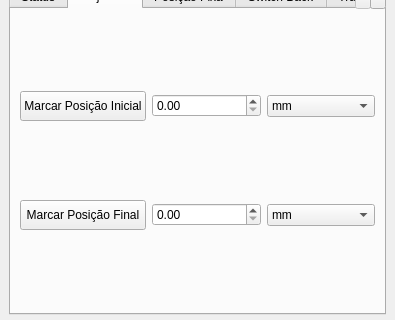
First picture: the form in Source/ui/mainwindow.ui, repository rafaelppires/weldway, before the edit; both pictures show x 0 to 395 and y 91 to 411 of the 395 by 511 pixel window.
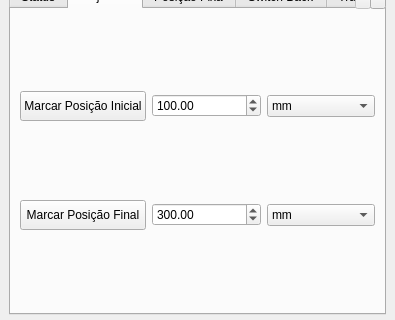
Second picture: the form after the edit. The open tabs and pages were chosen to show the change.

```diff
--- a/Source/ui/mainwindow.ui
+++ b/Source/ui/mainwindow.ui
@@ -143,7 +143,14 @@
           <item>
            <layout class="QGridLayout" name="gridLayout">
             <item row="1" column="1">
-             <widget class="QDoubleSpinBox" name="doubleSpinBox_3"/>
+             <widget class="QDoubleSpinBox" name="doubleSpinBox_3">
+              <property name="maximum">
+               <double>850.000000000000000</double>
+              </property>
+              <property name="value">
+               <double>300.000000000000000</double>
+              </property>
+             </widget>
             </item>
             <item row="1" column="2">
              <widget class="QComboBox" name="finalPosUnitComboBox">
@@ -208,6 +215,12 @@
                 <verstretch>0</verstretch>
                </sizepolicy>
               </property>
+              <property name="maximum">
+               <double>850.000000000000000</double>
+              </property>
+              <property name="value">
+               <double>100.000000000000000</double>
+              </property>
              </widget>
             </item>
             <item row="0" column="2">
```
